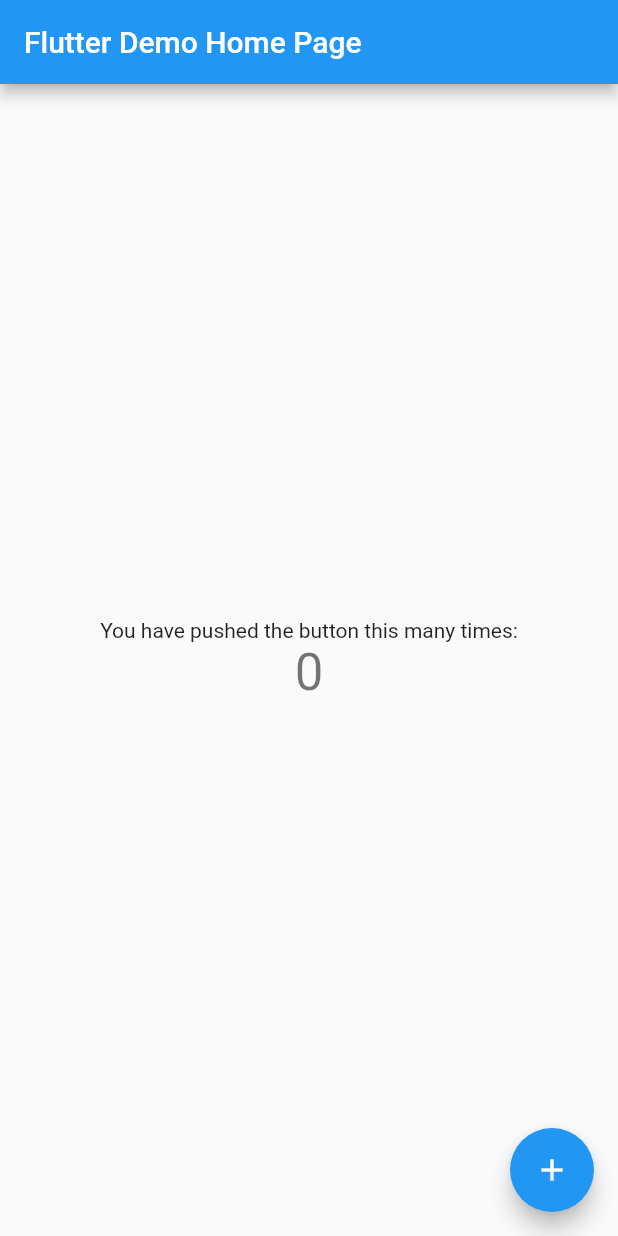
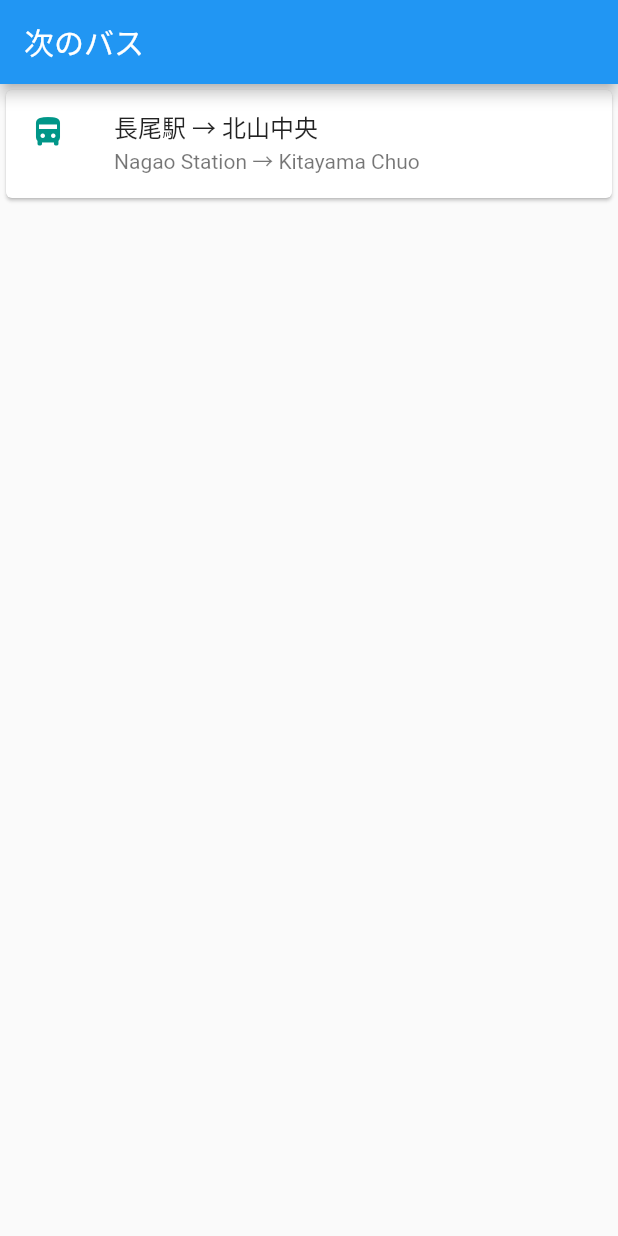
Before and after one commit to Black092/oit_bus_app, a Flutter app: the screen it shows after launch, on a phone screen of 412 x 824 dp. Run offline on Flutter 3.47's test engine with Material 2 defaults, Android fonts, the phone set to English and light mode, and no system bars.

Commit message:
作成：main.dart TOP画面と時刻表（長尾駅から北山中央）#1

```diff
--- a/lib/main.dart
+++ b/lib/main.dart
@@ -7,109 +7,106 @@ void main() {
 class MyApp extends StatelessWidget {
   const MyApp({Key? key}) : super(key: key);
 
-  // This widget is the root of your application.
   @override
   Widget build(BuildContext context) {
     return MaterialApp(
-      title: 'Flutter Demo',
+      debugShowCheckedModeBanner: false,
       theme: ThemeData(
-        // This is the theme of your application.
-        //
-        // Try running your application with "flutter run". You'll see the
-        // application has a blue toolbar. Then, without quitting the app, try
-        // changing the primarySwatch below to Colors.green and then invoke
-        // "hot reload" (press "r" in the console where you ran "flutter run",
-        // or simply save your changes to "hot reload" in a Flutter IDE).
-        // Notice that the counter didn't reset back to zero; the application
-        // is not restarted.
         primarySwatch: Colors.blue,
       ),
-      home: const MyHomePage(title: 'Flutter Demo Home Page'),
+      home: const NextBusPage(),
     );
   }
 }
 
-class MyHomePage extends StatefulWidget {
-  const MyHomePage({Key? key, required this.title}) : super(key: key);
-
-  // This widget is the home page of your application. It is stateful, meaning
-  // that it has a State object (defined below) that contains fields that affect
-  // how it looks.
-
-  // This class is the configuration for the state. It holds the values (in this
-  // case the title) provided by the parent (in this case the App widget) and
-  // used by the build method of the State. Fields in a Widget subclass are
-  // always marked "final".
-
-  final String title;
+class NextBusPage extends StatefulWidget {
+  const NextBusPage({Key? key}) : super(key: key);
 
   @override
-  State<MyHomePage> createState() => _MyHomePageState();
+  _NextBusPageState createState() => _NextBusPageState();
 }
 
-class _MyHomePageState extends State<MyHomePage> {
-  int _counter = 0;
-
-  void _incrementCounter() {
-    setState(() {
-      // This call to setState tells the Flutter framework that something has
-      // changed in this State, which causes it to rerun the build method below
-      // so that the display can reflect the updated values. If we changed
-      // _counter without calling setState(), then the build method would not be
-      // called again, and so nothing would appear to happen.
-      _counter++;
-    });
-  }
-
+class _NextBusPageState extends State<NextBusPage> {
   @override
   Widget build(BuildContext context) {
-    // This method is rerun every time setState is called, for instance as done
-    // by the _incrementCounter method above.
-    //
-    // The Flutter framework has been optimized to make rerunning build methods
-    // fast, so that you can just rebuild anything that needs updating rather
-    // than having to individually change instances of widgets.
     return Scaffold(
       appBar: AppBar(
-        // Here we take the value from the MyHomePage object that was created by
-        // the App.build method, and use it to set our appbar title.
-        title: Text(widget.title),
+        // backgroundColor: Colors.transparent,
+        // elevation: 0,
+        iconTheme: const IconThemeData(color: Colors.black),
+        title: const Text('次のバス'),
+        //centerTitle: true,
       ),
-      body: Center(
-        // Center is a layout widget. It takes a single child and positions it
-        // in the middle of the parent.
-        child: Column(
-          // Column is also a layout widget. It takes a list of children and
-          // arranges them vertically. By default, it sizes itself to fit its
-          // children horizontally, and tries to be as tall as its parent.
-          //
-          // Invoke "debug painting" (press "p" in the console, choose the
-          // "Toggle Debug Paint" action from the Flutter Inspector in Android
-          // Studio, or the "Toggle Debug Paint" command in Visual Studio Code)
-          // to see the wireframe for each widget.
-          //
-          // Column has various properties to control how it sizes itself and
-          // how it positions its children. Here we use mainAxisAlignment to
-          // center the children vertically; the main axis here is the vertical
-          // axis because Columns are vertical (the cross axis would be
-          // horizontal).
-          mainAxisAlignment: MainAxisAlignment.center,
-          children: <Widget>[
-            const Text(
-              'You have pushed the button this many times:',
+      body: ListView(
+        children: [
+          // Card-1
+          Card(
+            child: InkWell(
+              onTap: () {
+                //debugPrint('Card tapped.');
+                Navigator.push(context,
+                    MaterialPageRoute(builder: (context) => const NagaoPage()));
+              },
+              child: const ListTile(
+                leading: Icon(
+                  Icons.directions_bus_filled,
+                  color: Colors.teal,
+                ),
+                title: Text('長尾駅 → 北山中央'),
+                subtitle: Text('Nagao Station → Kitayama Chuo'),
+              ),
             ),
-            Text(
-              '$_counter',
-              style: Theme.of(context).textTheme.headline4,
-            ),
-          ],
-        ),
+          ),
+        ],
       ),
-      floatingActionButton: FloatingActionButton(
-        onPressed: _incrementCounter,
-        tooltip: 'Increment',
-        child: const Icon(Icons.add),
-      ), // This trailing comma makes auto-formatting nicer for build methods.
     );
   }
 }
+
+class NagaoPage extends StatefulWidget {
+  const NagaoPage({Key? key}) : super(key: key);
+
+  @override
+  _NagaoPageState createState() => _NagaoPageState();
+}
+
+class _NagaoPageState extends State<NagaoPage> {
+  @override
+  Widget build(BuildContext context) {
+    return Scaffold(
+      appBar: AppBar(
+        // backgroundColor: Colors.transparent,
+        // elevation: 0,
+        iconTheme: const IconThemeData(color: Colors.black),
+        title: const Text('長尾駅 → 北山中央'),
+        //centerTitle: true,
+      ),
+      body: Column(
+        crossAxisAlignment: CrossAxisAlignment.start,
+        children: <Widget>[
+          Container(
+            alignment: Alignment.bottomCenter,
+            child: const Text("  - 摂南大学行き  |  ノンストップバス -  "),
+          ),
+          const Text("06時 : 27"),
+          const Text("07時 : 02 31"),
+          const Text("08時 : 02 19 35 59  |  23 27 40 46 50 54"),
+          const Text("09時 : 08  |  19"),
+          const Text("10時 : 13 43  |  26 38 53"),
+          const Text("11時 : 13  |  28 58"),
+          const Text("12時 : 13  |  28 43"),
+          const Text("13時 : 13  |  08 28 52"),
+          const Text("14時 : 13  |  43"),
+          const Text("15時 : 13  |  32 41"),
+          const Text("16時 : 13  |  09"),
+          const Text("17時 : 13 57"),
+          const Text("18時 : 16 36 51"),
+          const Text("19時 : 06 18 41"),
+          const Text("20時 : 01 30"),
+          const Text("21時 : 07"),
+          const Text("22時 : 02")
+        ],
+      ),
+    );
+  }
+}
```
